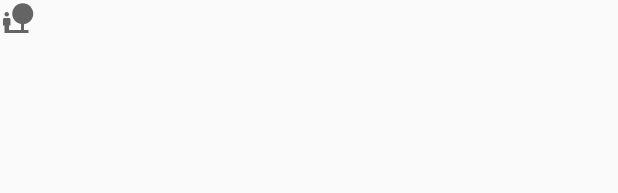
After one commit to DerekMarshall855/CP470, an Android app: the layout option_three.xml on its own in the app's theme, with its tools: preview values and no code run, on a phone screen of 412 x 824 dp. The commit adds this screen. Shown: the top 193 px of the screen. Run offline under Robolectric (Android 15) with nearby library versions, the phone set to English and light mode, and no system bars.

Commit message:
Finished assignment2Part4

```diff
--- a/app/build.gradle
+++ b/app/build.gradle
@@ -26,6 +26,9 @@ dependencies {
     implementation fileTree(dir: "libs", include: ["*.jar"])
     implementation 'androidx.appcompat:appcompat:1.2.0'
     implementation 'androidx.constraintlayout:constraintlayout:2.0.1'
+    implementation 'com.google.android.material:material:1.2.1'
+    implementation 'androidx.navigation:navigation-fragment:2.3.0'
+    implementation 'androidx.navigation:navigation-ui:2.3.0'
     testImplementation 'junit:junit:4.12'
     androidTestImplementation 'androidx.test.ext:junit:1.1.2'
     androidTestImplementation 'androidx.test.espresso:espresso-core:3.3.0'
--- a/app/src/main/AndroidManifest.xml
+++ b/app/src/main/AndroidManifest.xml
@@ -13,7 +13,11 @@
         android:roundIcon="@mipmap/ic_launcher_round"
         android:supportsRtl="true"
         android:theme="@style/AppTheme">
-        <activity android:name=".ChatWindow"></activity>
+        <activity
+            android:name=".TestToolbar"
+            android:label="@string/title_activity_test_toolbar"
+            android:theme="@style/AppTheme.NoActionBar"></activity>
+        <activity android:name=".ChatWindow" />
         <activity android:name=".ListItemsActivity" />
         <activity android:name=".LoginActivity">
             <intent-filter>
--- /dev/null
+++ b/app/src/main/res/drawable/ic_baseline_nature_people_24.xml
@@ -0,0 +1,10 @@
+<vector xmlns:android="http://schemas.android.com/apk/res/android"
+    android:width="24dp"
+    android:height="24dp"
+    android:viewportWidth="24"
+    android:viewportHeight="24"
+    android:tint="?attr/colorControlNormal">
+  <path
+      android:fillColor="@android:color/white"
+      android:pathData="M22.17,9.17c0,-3.87 -3.13,-7 -7,-7s-7,3.13 -7,7c0,3.47 2.52,6.34 5.83,6.89V20H6v-3h1v-4c0,-0.55 -0.45,-1 -1,-1H3c-0.55,0 -1,0.45 -1,1v4h1v5h16v-2h-3v-3.88c3.47,-0.41 6.17,-3.36 6.17,-6.95zM4.5,11c0.83,0 1.5,-0.67 1.5,-1.5S5.33,8 4.5,8 3,8.67 3,9.5 3.67,11 4.5,11z"/>
+</vector>
--- /dev/null
+++ b/app/src/main/res/layout/option_three.xml
@@ -0,0 +1,14 @@
+<?xml version="1.0" encoding="utf-8"?>
+<androidx.constraintlayout.widget.ConstraintLayout xmlns:android="http://schemas.android.com/apk/res/android"
+    xmlns:app="http://schemas.android.com/apk/res-auto"
+    android:id="@+id/option_three"
+    android:layout_width="match_parent"
+    android:layout_height="match_parent">
+
+
+    <ImageView
+        android:id="@+id/imageView4"
+        android:layout_width="wrap_content"
+        android:layout_height="wrap_content"
+        app:srcCompat="@drawable/ic_baseline_nature_people_24" />
+</androidx.constraintlayout.widget.ConstraintLayout>
--- /dev/null
+++ b/app/src/main/res/values/dimens.xml
@@ -0,0 +1,3 @@
+<resources>
+    <dimen name="fab_margin">16dp</dimen>
+</resources>
--- a/app/src/main/res/values/styles.xml
+++ b/app/src/main/res/values/styles.xml
@@ -7,4 +7,13 @@
         <item name="colorAccent">@color/colorAccent</item>
     </style>
 
+    <style name="AppTheme.NoActionBar">
+        <item name="windowActionBar">false</item>
+        <item name="windowNoTitle">true</item>
+    </style>
+
+    <style name="AppTheme.AppBarOverlay" parent="ThemeOverlay.AppCompat.Dark.ActionBar" />
+
+    <style name="AppTheme.PopupOverlay" parent="ThemeOverlay.AppCompat.Light" />
+
 </resources>
```
Also changed, not shown: app/src/main/java/com/example/androidassignments/MainActivity.java (+10 -0 lines), app/src/main/java/com/example/androidassignments/TestToolbar.java (added, +106 -0 lines), app/src/main/res/drawable/ic_baseline_more_horiz_24.xml (added, +10 -0 lines), app/src/main/res/layout/activity_main.xml (+14 -0 lines), app/src/main/res/layout/activity_test_toolbar.xml (added, +34 -0 lines), app/src/main/res/menu/menu_main.xml (added, +28 -0 lines), app/src/main/res/values/strings.xml (+12 -0 lines), app/src/main/res/drawable/bubble.png (added), app/src/main/res/drawable/lock.png (added), app/src/main/res/drawable/puzzle.png (added), 2 other files.
